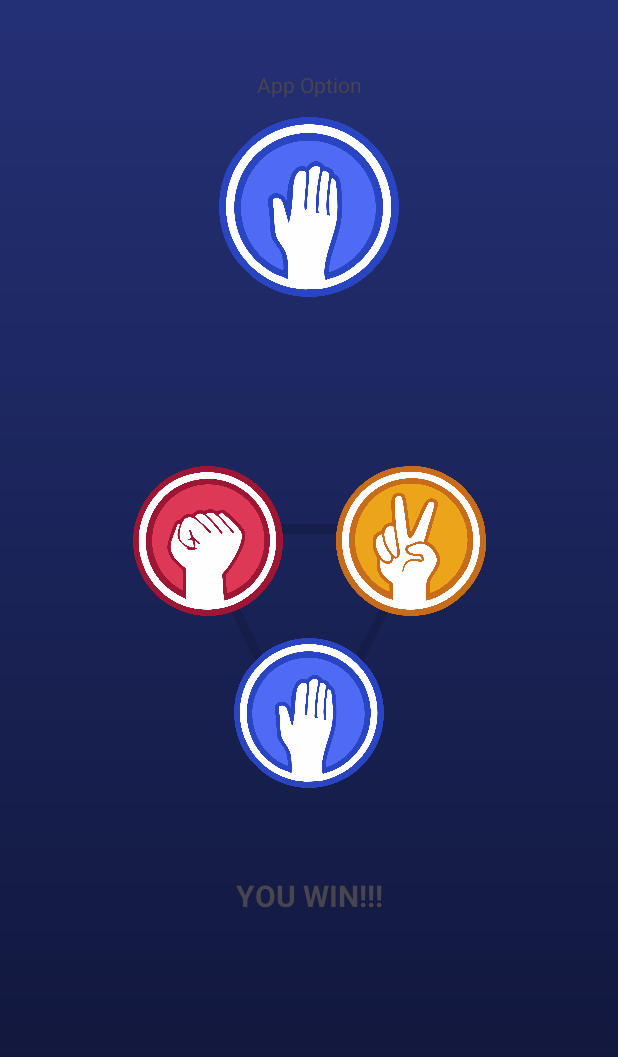
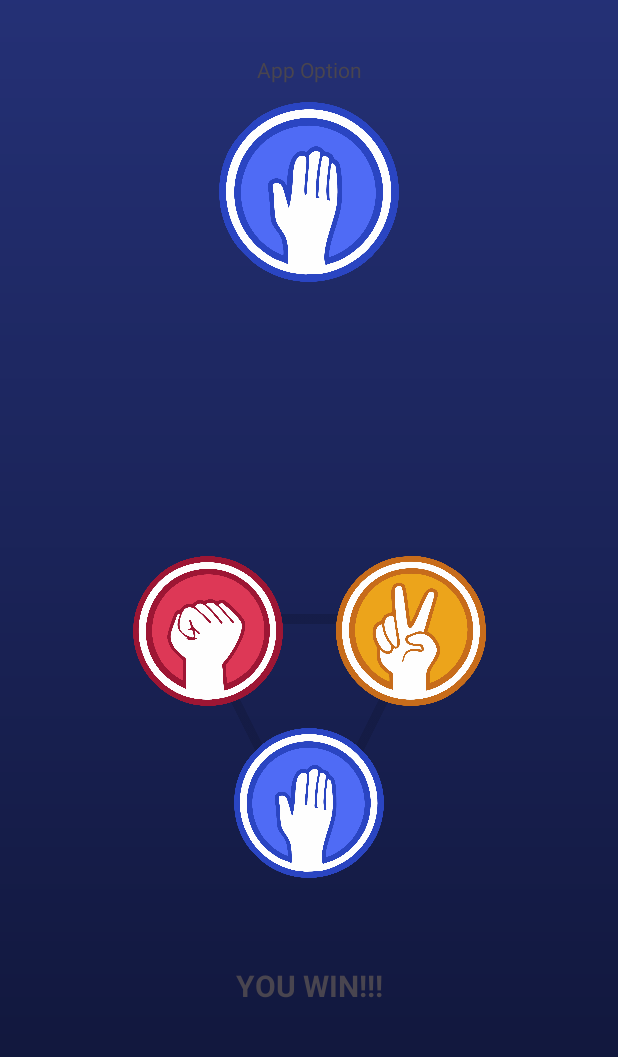
Before and after one commit to ifryansampaio/Rock-Paper-Scissors, an Android app: the screen it shows after launch (MainActivity), after a tap on "scissors_icon", on a phone screen of 412 x 824 dp, the part 155-1212 px from its top. Run offline under Robolectric (Android 15) with nearby library versions, the phone set to English and light mode, and no system bars; Roboto replaces fonts that are not available here; 3 other taps on this screen came first.

Commit message:
Adicionando animação nos botoes e ajustado umas coisas na main.

```diff
--- a/app/src/main/java/com/example/rockpaperscissors/MainActivity.kt
+++ b/app/src/main/java/com/example/rockpaperscissors/MainActivity.kt
@@ -2,18 +2,37 @@ package com.example.rockpaperscissors
 
 import android.os.Bundle
 import android.view.View
+import android.view.animation.Animation
+import android.view.animation.AnimationUtils
 import android.widget.ImageView
 import android.widget.TextView
-import androidx.activity.enableEdgeToEdge
 import androidx.appcompat.app.AppCompatActivity
 import androidx.core.view.ViewCompat
 import androidx.core.view.WindowInsetsCompat
 
 class MainActivity : AppCompatActivity() {
+
+    // Declarar lateinit para inicializar posteriormente
+    private lateinit var userChoice: String
+    private var score: Int = 0
+    private lateinit var scaleAnim: Animation
+    private lateinit var imageViewRock: ImageView
+    private lateinit var imageViewPaper: ImageView
+    private lateinit var imageViewScissors: ImageView
+
     override fun onCreate(savedInstanceState: Bundle?) {
         super.onCreate(savedInstanceState)
-        enableEdgeToEdge()
         setContentView(R.layout.activity_main)
+
+        // Carregar a animação do XML
+        scaleAnim = AnimationUtils.loadAnimation(this, R.anim.scale_anim)
+
+        // Obter referências para as ImageViews
+        imageViewRock = findViewById(R.id.image_rock) // Adicionar lateinit
+        imageViewPaper = findViewById(R.id.image_paper) // Adicionar lateinit
+        imageViewScissors = findViewById(R.id.image_scissors) // Adicionar lateinit
+
+        // Aplicar insets de janela para compatibilidade com gestos de borda
         ViewCompat.setOnApplyWindowInsetsListener(findViewById(R.id.main)) { v, insets ->
             val systemBars = insets.getInsets(WindowInsetsCompat.Type.systemBars())
             v.setPadding(systemBars.left, systemBars.top, systemBars.right, systemBars.bottom)
@@ -21,45 +40,45 @@ class MainActivity : AppCompatActivity() {
         }
     }
 
-    lateinit var userChoice: String
-    var score: Int = 0
+    fun choiceRock(view: View) {
+        userChoice = "Rock" // Coloca a escolha do usuário na variável.
+        val machineChoice = sort() // Sorteia a escolha da máquina
 
-    fun choiceRock (view: View) {
-        userChoice = "Rock" //Coloca a escolha do usuario na variavel.
-        val machineChoice = sort() //Sorteia a escolha da maquina.
+        imageViewRock.startAnimation(scaleAnim) // Aplica a animação à ImageView
 
-        winner(userChoice, machineChoice) //Calcula quem é o vencedor e mostra no resultado.
+        winner(userChoice, machineChoice) // Calcula quem é o vencedor e mostra o resultado
     }
 
-    fun choicePaper (view: View) {
+    fun choicePaper(view: View) {
         userChoice = "Paper"
         val machineChoice = sort()
+
+        imageViewPaper.startAnimation(scaleAnim)
 
         winner(userChoice, machineChoice)
     }
 
-    fun choiceScissors (view: View) {
+    fun choiceScissors(view: View) {
         userChoice = "Scissors"
         val machineChoice = sort()
+
+        imageViewScissors.startAnimation(scaleAnim)
 
         winner(userChoice, machineChoice)
     }
 
-
-    fun sort (): String {
+    fun sort(): String {
         val options = arrayOf("Rock", "Paper", "Scissors")
-        val num = (0 until options.size).random()
+        val num = options.indices.random()
 
         val imageApp = findViewById<ImageView>(R.id.image_app)
         when (options[num]) {
             "Rock" -> {
                 imageApp.setImageResource(R.drawable.rock_icon)
             }
-
             "Paper" -> {
                 imageApp.setImageResource(R.drawable.paper_icon)
             }
-
             "Scissors" -> {
                 imageApp.setImageResource(R.drawable.scissors_icon)
             }
@@ -68,30 +87,22 @@ class MainActivity : AppCompatActivity() {
         return options[num]
     }
 
-    fun winner (userChoice: String, machineChoice: String) {
+    fun winner(userChoice: String, machineChoice: String) {
         val textResult = findViewById<TextView>(R.id.text_result)
         val textScore = findViewById<TextView>(R.id.text_score)
         if (userChoice == machineChoice) {
-            textResult.setText("DRAW!!!")
+            textResult.text = "DRAW!!!" // Atualizar para usar .text ao invés de .setText
         } else {
             when {
-                userChoice == "Rock" && machineChoice == "Paper" -> textResult.setText("YOU LOSE!!!")
-                userChoice == "Paper" && machineChoice == "Scissors" -> textResult.setText("YOU LOSE!!!")
-                userChoice == "Scissors" && machineChoice == "Rock" -> textResult.setText("YOU LOSE!!!")
-
+                userChoice == "Rock" && machineChoice == "Paper" -> textResult.text = "YOU LOSE!!!"
+                userChoice == "Paper" && machineChoice == "Scissors" -> textResult.text = "YOU LOSE!!!"
+                userChoice == "Scissors" && machineChoice == "Rock" -> textResult.text = "YOU LOSE!!!"
                 else -> {
-                    textResult.setText("YOU WIN!!!")
+                    textResult.text = "YOU WIN!!!"
                     score += 1
-                    textScore.setText(score.toString())
+                    textScore.text = score.toString()
                 }
             }
-
         }
     }
-
-
-
-
-
-
 }
--- /dev/null
+++ b/app/src/main/res/anim/scale_anim.xml
@@ -0,0 +1,21 @@
+<?xml version="1.0" encoding="utf-8"?>
+<set xmlns:android="http://schemas.android.com/apk/res/android">
+    <scale
+        android:fromXScale="1"
+        android:fromYScale="1"
+        android:toXScale="1.2"
+        android:toYScale="1.2"
+        android:pivotX="50%"
+        android:pivotY="50%"
+        android:fillAfter="true"
+        android:duration="100"/>
+    <scale
+        android:startOffset="100"
+        android:fromXScale="1.2"
+        android:fromYScale="1.2"
+        android:toXScale="1"
+        android:toYScale="1"
+        android:pivotX="50%"
+        android:pivotY="50%"
+        android:duration="100"/>
+</set>
--- a/app/src/main/res/layout/activity_main.xml
+++ b/app/src/main/res/layout/activity_main.xml
@@ -35,7 +35,7 @@
         android:id="@+id/textView"
         android:layout_width="wrap_content"
         android:layout_height="wrap_content"
-        android:layout_marginTop="150dp"
+        android:layout_marginTop="140dp"
         android:text="@string/app_option"
         app:layout_constraintEnd_toEndOf="parent"
         app:layout_constraintStart_toStartOf="parent"
@@ -45,7 +45,7 @@
         android:id="@+id/imageView2"
         android:layout_width="163dp"
         android:layout_height="179dp"
-        android:layout_marginBottom="200dp"
+        android:layout_marginBottom="140dp"
         app:layout_constraintBottom_toBottomOf="parent"
         app:layout_constraintEnd_toEndOf="parent"
         app:layout_constraintStart_toStartOf="parent"
@@ -68,7 +68,7 @@
         android:layout_width="100dp"
         android:layout_height="100dp"
         android:layout_marginEnd="135dp"
-        android:layout_marginBottom="310dp"
+        android:layout_marginBottom="250dp"
         android:contentDescription="@string/rock_icon"
         android:onClick="choiceRock"
         app:layout_constraintBottom_toBottomOf="parent"
@@ -80,7 +80,7 @@
         android:id="@+id/image_paper"
         android:layout_width="100dp"
         android:layout_height="100dp"
-        android:layout_marginBottom="195dp"
+        android:layout_marginBottom="135dp"
         android:contentDescription="@string/paper_icon"
         android:onClick="choicePaper"
         app:layout_constraintBottom_toBottomOf="parent"
@@ -93,7 +93,7 @@
         android:layout_width="100dp"
         android:layout_height="100dp"
         android:layout_marginStart="135dp"
-        android:layout_marginBottom="310dp"
+        android:layout_marginBottom="250dp"
         android:contentDescription="@string/scissors_icon"
         android:onClick="choiceScissors"
         app:layout_constraintBottom_toBottomOf="parent"
@@ -105,7 +105,7 @@
         android:id="@+id/text_result"
         android:layout_width="wrap_content"
         android:layout_height="wrap_content"
-        android:layout_marginBottom="110dp"
+        android:layout_marginBottom="50dp"
         android:text="@string/result"
         android:textSize="20sp"
         android:textStyle="bold"
```
